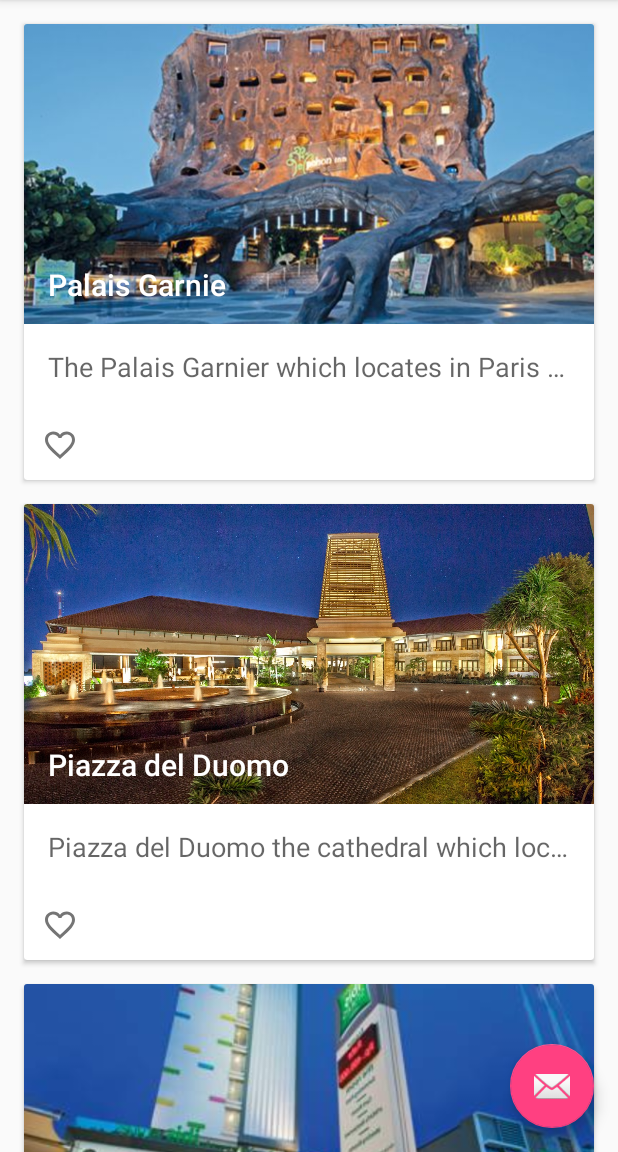
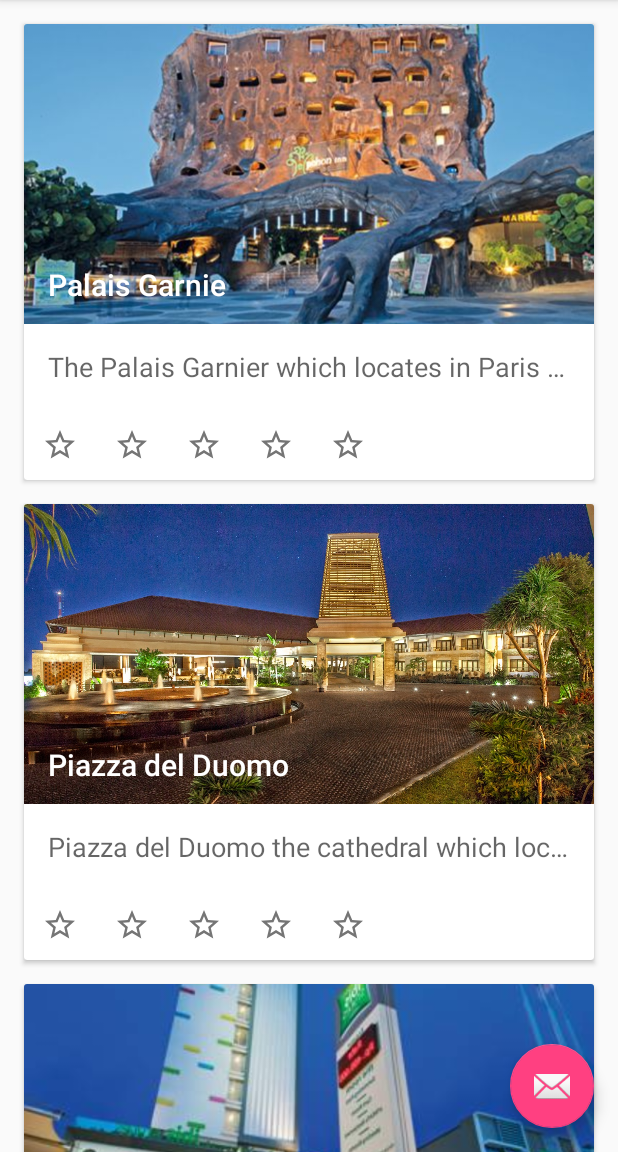
Before and after one commit to ochaperdana/SleepWhere, an Android app: the screen it shows after launch (MainActivity), on a phone screen of 412 x 824 dp, the part 84-1236 px from its top. Run offline under Robolectric (Android 15) with nearby library versions, the phone set to English and light mode, and no system bars; 2 statements that could not run were skipped.

Commit message:
(+)Adding Rating Buttons

```diff
--- /dev/null
+++ b/app/src/main/res/drawable/ic_star_border_black_24dp.xml
@@ -0,0 +1,9 @@
+<vector xmlns:android="http://schemas.android.com/apk/res/android"
+        android:width="24dp"
+        android:height="24dp"
+        android:viewportWidth="24.0"
+        android:viewportHeight="24.0">
+    <path
+        android:fillColor="#FF000000"
+        android:pathData="M22,9.24l-7.19,-0.62L12,2 9.19,8.63 2,9.24l5.46,4.73L5.82,21 12,17.27 18.18,21l-1.63,-7.03L22,9.24zM12,15.4l-3.76,2.27 1,-4.28 -3.32,-2.88 4.38,-0.38L12,6.1l1.71,4.04 4.38,0.38 -3.32,2.88 1,4.28L12,15.4z"/>
+</vector>
--- a/app/src/main/res/layout/item.xml
+++ b/app/src/main/res/layout/item.xml
@@ -44,12 +44,52 @@
         <ImageButton
             android:layout_width="48dp"
             android:layout_height="48dp"
-            android:id="@+id/like"
-            android:layout_marginRight="16dp"
+            android:id="@+id/rating1"
+            android:layout_marginRight="0dp"
             android:layout_below="@+id/deskripsi"
             android:tint="#757575"
             style="?android:attr/borderlessButtonStyle"
-            app:srcCompat="@drawable/ic_favorite_border_black_24dp"/>
+            app:srcCompat="@drawable/ic_star_border_black_24dp"/>
+        <ImageButton
+            android:layout_width="48dp"
+            android:layout_height="48dp"
+            android:id="@+id/rating2"
+            android:layout_marginRight="0dp"
+            android:layout_toRightOf="@+id/rating1"
+            android:layout_below="@+id/deskripsi"
+            android:tint="#757575"
+            style="?android:attr/borderlessButtonStyle"
+            app:srcCompat="@drawable/ic_star_border_black_24dp"/>
+        <ImageButton
+            android:layout_width="48dp"
+            android:layout_height="48dp"
+            android:id="@+id/rating3"
+            android:layout_marginRight="0dp"
+            android:layout_below="@+id/deskripsi"
+            android:layout_toRightOf="@+id/rating2"
+            android:tint="#757575"
+            style="?android:attr/borderlessButtonStyle"
+            app:srcCompat="@drawable/ic_star_border_black_24dp"/>
+        <ImageButton
+            android:layout_width="48dp"
+            android:layout_height="48dp"
+            android:id="@+id/rating4"
+            android:layout_marginRight="0dp"
+            android:layout_below="@+id/deskripsi"
+            android:layout_toRightOf="@+id/rating3"
+            android:tint="#757575"
+            style="?android:attr/borderlessButtonStyle"
+            app:srcCompat="@drawable/ic_star_border_black_24dp"/>
+        <ImageButton
+            android:layout_width="48dp"
+            android:layout_height="48dp"
+            android:id="@+id/rating5"
+            android:layout_marginRight="0dp"
+            android:layout_below="@+id/deskripsi"
+            android:layout_toRightOf="@+id/rating4"
+            android:tint="#757575"
+            style="?android:attr/borderlessButtonStyle"
+            app:srcCompat="@drawable/ic_star_border_black_24dp"/>
     </RelativeLayout>
 
 </android.support.v7.widget.CardView>
```
